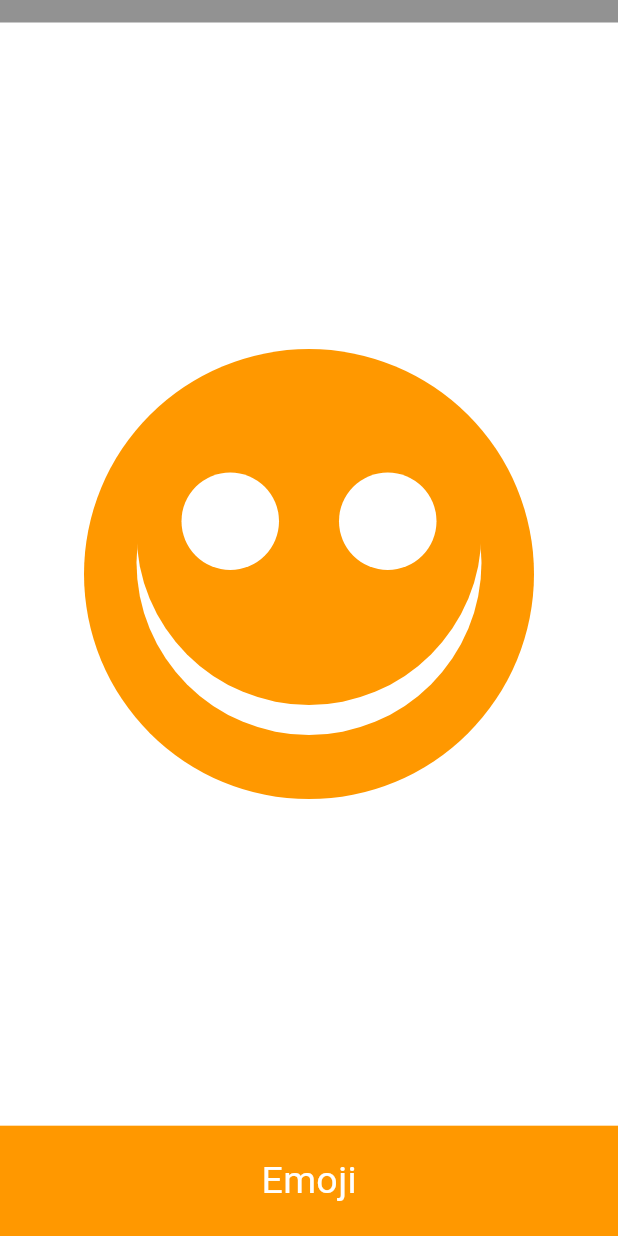
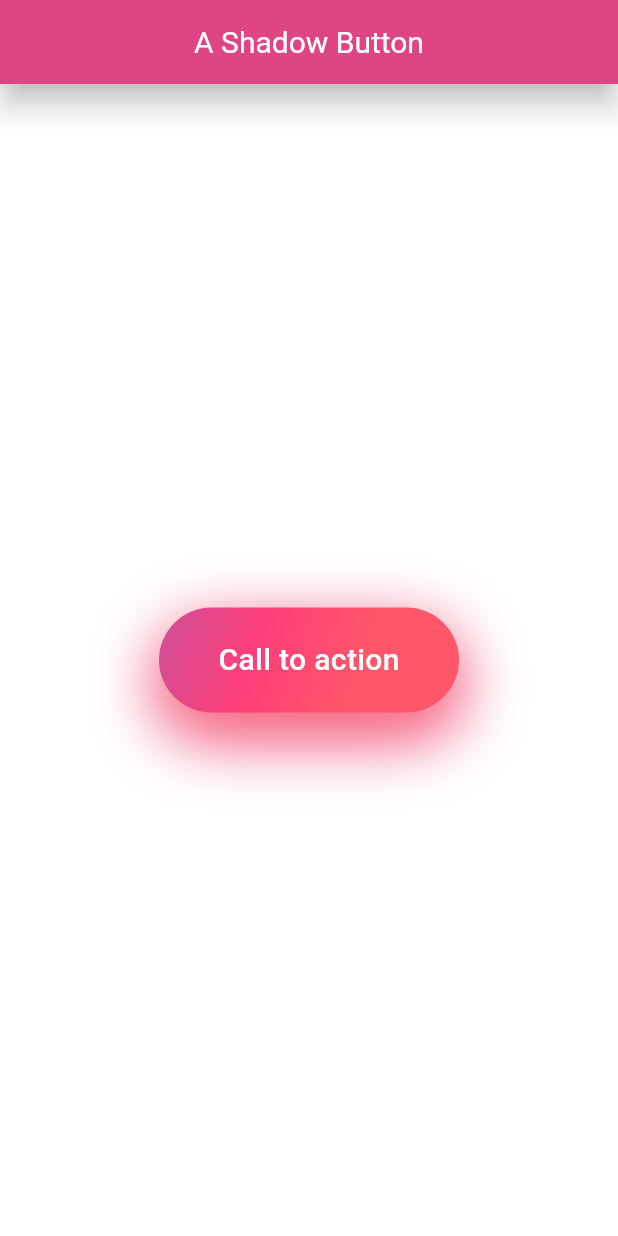
Before and after one commit to Zimil-Patel/e_commerce_tasks, a Flutter app: the screen it shows after launch, on a phone screen of 412 x 824 dp. Run offline on Flutter 3.47's test engine with Material 3 defaults, Android fonts, the phone set to English and light mode, and no system bars.

Commit message:
02-02-2024

```diff
--- /dev/null
+++ b/lib/5.2/cssGradient.dart
@@ -0,0 +1,69 @@
+import 'package:flutter/material.dart';
+
+class CssGradient extends StatelessWidget {
+  const CssGradient({super.key});
+
+  @override
+  Widget build(BuildContext context) {
+    return MaterialApp(
+      theme: ThemeData(useMaterial3: true),
+      debugShowCheckedModeBanner: false,
+      home: Scaffold(
+        backgroundColor: Colors.white,
+        appBar: AppBar(
+          backgroundColor: const Color(0xfff1447e),
+          centerTitle: true,
+          elevation: 8,
+          shadowColor: Colors.black,
+          title: const Text('A Shadow Button', style: TextStyle(fontSize: 20, color: Colors.white, fontWeight: FontWeight.w400),),
+        ),
+        body: Center(
+          child: Container(
+            height: 70,
+            width: 200,
+            decoration: BoxDecoration(
+                gradient: const LinearGradient(
+                  begin: Alignment.topLeft,
+                  end: Alignment.bottomRight,
+                  colors: [
+                    Color(0xffcf4f98),
+                    Color(0xfffe3e79),
+                    Color(0xffff5669),
+                    Color(0xffff5669),
+
+                  ]
+                ),
+                borderRadius: BorderRadius.circular(50),
+                boxShadow: [
+                  const BoxShadow(
+                      color: Colors.white,
+                      blurRadius: 0,
+                      spreadRadius: 0,
+                      offset: Offset(0, -12)
+                  ),
+                  BoxShadow(
+                      color: const Color(0xffe34987).withOpacity(0.70),
+                      blurRadius: 36,
+                      spreadRadius: 0,
+                      offset: const Offset(0, 15)
+                  ),
+                  BoxShadow(
+                      color: const Color(0xfffe5768).withOpacity(0.70),
+                      blurRadius: 36,
+                      spreadRadius: 0,
+                      offset: const Offset(0, 15)
+                  ),
+                ]
+            ),
+            alignment: Alignment.center,
+            child: const Text('Call to action', style: TextStyle(
+                color: Colors.white,
+                fontSize: 20,
+                fontWeight: FontWeight.w500
+            ),),
+          ),
+        ),
+      ),
+    );
+  }
+}
--- a/lib/main.dart
+++ b/lib/main.dart
@@ -6,8 +6,19 @@ import 'package:e_commerce_tasks/5.1/MissionOfRNW.dart';
 import 'package:e_commerce_tasks/5.1/MixUp.dart';
 import 'package:e_commerce_tasks/5.1/MyApp.dart';
 import 'package:e_commerce_tasks/5.1/OpenedDoor.dart';
+import 'package:e_commerce_tasks/5.2/Watch.dart';
+import 'package:e_commerce_tasks/5.2/AShadowBtn.dart';
+import 'package:e_commerce_tasks/5.2/DarkShadow.dart';
+import 'package:e_commerce_tasks/5.2/GradientBtn.dart';
+import 'package:e_commerce_tasks/5.2/IndianFlag.dart';
+import 'package:e_commerce_tasks/5.2/LaunchButton.dart';
+import 'package:e_commerce_tasks/5.2/cssGradient.dart';
 import 'package:flutter/material.dart';
+import 'package:flutter/services.dart';
 
 void main() {
-  runApp(const Emoji());
+  SystemChrome.setSystemUIOverlayStyle(const SystemUiOverlayStyle(
+    statusBarColor: Colors.red,
+  ));
+  runApp(const CssGradient());
 }
```
Also changed, not shown: lib/5.2/AShadowBtn.dart (added, +47 -0 lines), lib/5.2/DarkShadow.dart (added, +48 -0 lines), lib/5.2/GradientBtn.dart (added, +51 -0 lines), lib/5.2/IndianFlag.dart (added, +75 -0 lines), lib/5.2/LaunchButton.dart (added, +50 -0 lines), lib/5.2/Watch.dart (added, +71 -0 lines).
